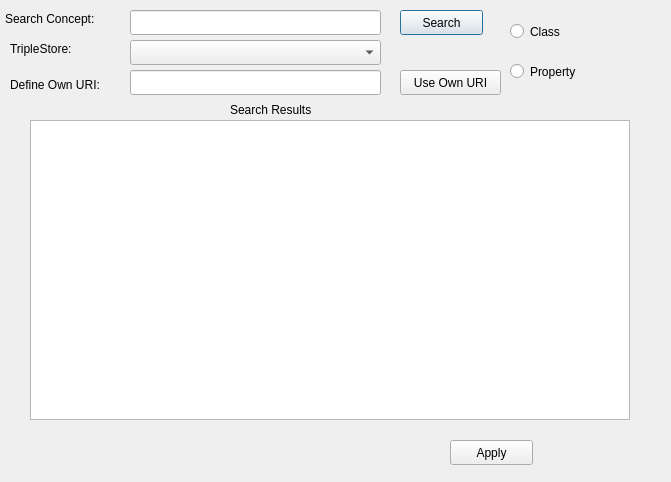
Qt form dialogs/ui/searchdialog.ui (sparqlunicorn/sparqlunicornGoesGIS) before a commit.
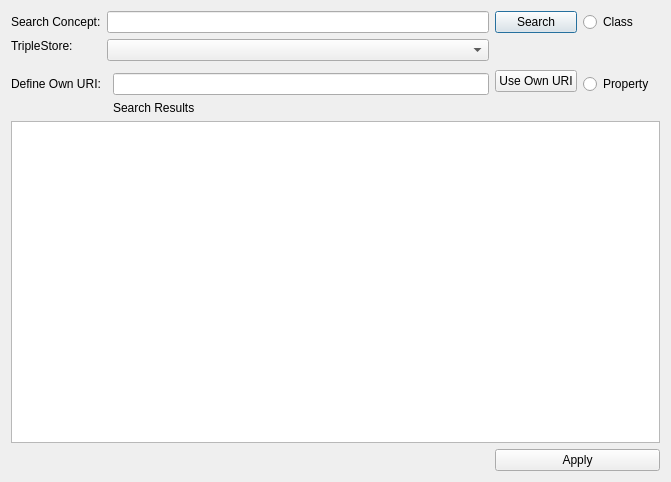
The same form after that commit.

```diff
--- a/dialogs/ui/searchdialog.ui
+++ b/dialogs/ui/searchdialog.ui
@@ -13,163 +13,83 @@
   <property name="windowTitle">
    <string>Dialog</string>
   </property>
-  <widget class="QLineEdit" name="conceptSearchEdit">
-   <property name="geometry">
-    <rect>
-     <x>130</x>
-     <y>10</y>
-     <width>251</width>
-     <height>25</height>
-    </rect>
-   </property>
-  </widget>
+  <layout class="QGridLayout" name="gridLayout_2">
+   <item row="4" column="0" colspan="2">
+    <widget class="QLabel" name="costumpropertyLabel">
+     <property name="text">
+      <string>Define Own URI:</string>
+     </property>
+    </widget>
+   </item>
+   <item row="5" column="2">
+    <widget class="QLabel" name="searchResultLabel">
+     <property name="text">
+      <string>Search Results</string>
+     </property>
+    </widget>
+   </item>
+   <item row="0" column="0">
   <widget class="QLabel" name="conceptSearchLabel">
-   <property name="geometry">
-    <rect>
-     <x>5</x>
-     <y>10</y>
-     <width>111</width>
-     <height>17</height>
-    </rect>
-   </property>
    <property name="text">
     <string>Search Concept:</string>
    </property>
   </widget>
-  <widget class="QLabel" name="tripleStoreLabel">
-   <property name="geometry">
-    <rect>
-     <x>10</x>
-     <y>40</y>
-     <width>111</width>
-     <height>17</height>
-    </rect>
-   </property>
-   <property name="text">
-    <string>TripleStore:</string>
-   </property>
-  </widget>
-  <widget class="QComboBox" name="tripleStoreEdit">
-   <property name="geometry">
-    <rect>
-     <x>130</x>
-     <y>40</y>
-     <width>251</width>
-     <height>25</height>
-    </rect>
-   </property>
-  </widget>
-  <widget class="QRadioButton" name="findConcept">
-   <property name="geometry">
-    <rect>
-     <x>510</x>
-     <y>20</y>
-     <width>106</width>
-     <height>23</height>
-    </rect>
-   </property>
-   <property name="text">
-    <string>Class</string>
-   </property>
-  </widget>
+   </item>
+   <item row="4" column="4">
   <widget class="QRadioButton" name="findProperty">
-   <property name="geometry">
-    <rect>
-     <x>510</x>
-     <y>60</y>
-     <width>106</width>
-     <height>23</height>
-    </rect>
-   </property>
    <property name="text">
     <string>Property</string>
    </property>
   </widget>
+   </item>
+   <item row="4" column="2">
+    <widget class="QLineEdit" name="costumproperty"/>
+   </item>
+   <item row="1" column="0">
+    <widget class="QLabel" name="tripleStoreLabel">
+     <property name="text">
+      <string>TripleStore:</string>
+     </property>
+    </widget>
+   </item>
+   <item row="0" column="3">
   <widget class="QPushButton" name="searchButton">
-   <property name="geometry">
-    <rect>
-     <x>400</x>
-     <y>10</y>
-     <width>83</width>
-     <height>25</height>
-    </rect>
-   </property>
    <property name="text">
     <string>Search</string>
    </property>
   </widget>
-  <widget class="QLabel" name="searchResultLabel">
-   <property name="geometry">
-    <rect>
-     <x>230</x>
-     <y>100</y>
-     <width>121</width>
-     <height>20</height>
-    </rect>
-   </property>
+   </item>
+   <item row="6" column="0" colspan="6">
+    <widget class="QListWidget" name="searchResult"/>
+   </item>
+   <item row="0" column="4">
+    <widget class="QRadioButton" name="findConcept">
    <property name="text">
-    <string>Search Results</string>
-   </property>
-  </widget>
+      <string>Class</string>
+     </property>
+    </widget>
+   </item>
+   <item row="1" column="1" rowspan="2" colspan="2">
+    <widget class="QComboBox" name="tripleStoreEdit"/>
+   </item>
+   <item row="7" column="3" colspan="3">
   <widget class="QPushButton" name="applyButton">
-   <property name="geometry">
-    <rect>
-     <x>450</x>
-     <y>440</y>
-     <width>83</width>
-     <height>25</height>
-    </rect>
-   </property>
    <property name="text">
     <string>Apply</string>
    </property>
   </widget>
-  <widget class="QListWidget" name="searchResult">
-   <property name="geometry">
-    <rect>
-     <x>30</x>
-     <y>120</y>
-     <width>600</width>
-     <height>300</height>
-    </rect>
-   </property>
-  </widget>
-  <widget class="QLineEdit" name="costumproperty">
-   <property name="geometry">
-    <rect>
-     <x>130</x>
-     <y>70</y>
-     <width>251</width>
-     <height>25</height>
-    </rect>
-   </property>
-  </widget>
+   </item>
+   <item row="0" column="1" colspan="2">
+    <widget class="QLineEdit" name="conceptSearchEdit"/>
+   </item>
+   <item row="3" column="3" rowspan="2">
   <widget class="QPushButton" name="costumpropertyButton">
-   <property name="geometry">
-    <rect>
-     <x>400</x>
-     <y>70</y>
-     <width>101</width>
-     <height>25</height>
-    </rect>
-   </property>
    <property name="text">
     <string>Use Own URI</string>
    </property>
   </widget>
-  <widget class="QLabel" name="costumpropertyLabel">
-   <property name="geometry">
-    <rect>
-     <x>10</x>
-     <y>75</y>
-     <width>131</width>
-     <height>20</height>
-    </rect>
-   </property>
-   <property name="text">
-    <string>Define Own URI:</string>
-   </property>
-  </widget>
+   </item>
+  </layout>
  </widget>
  <resources/>
  <connections/>
```
Lines whose indentation alone changed are shown as unchanged.
